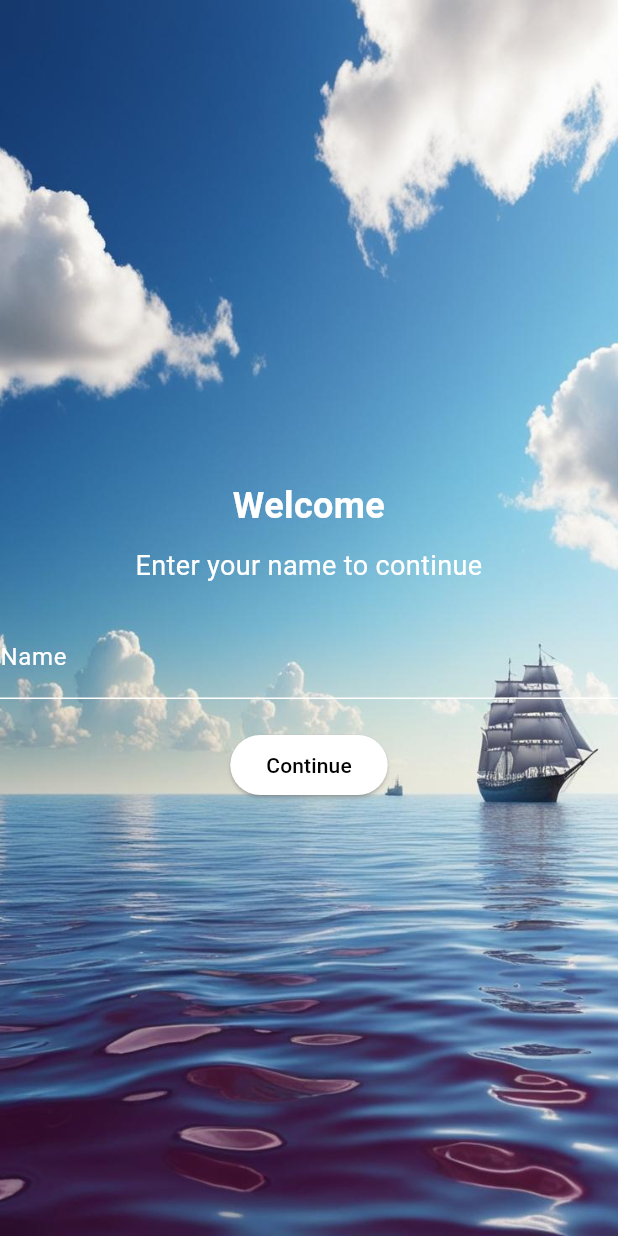
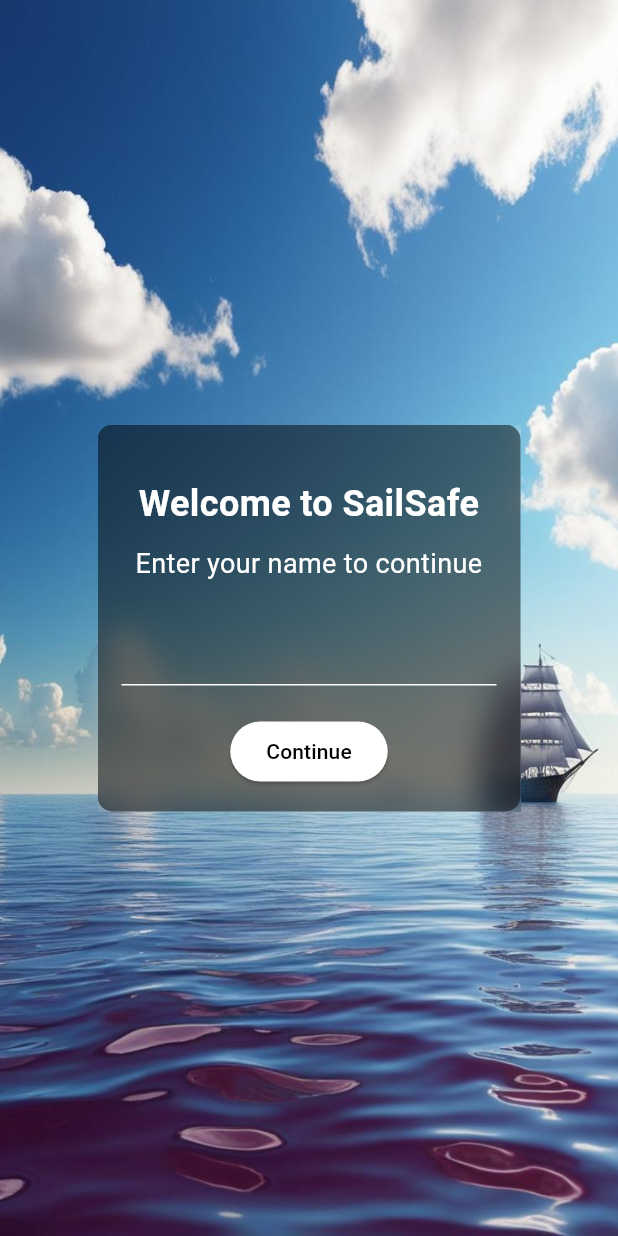
Before and after one commit to Aldosimone99/iSail, a Flutter app: the screen it shows after launch, on a phone screen of 412 x 824 dp. Run offline on Flutter 3.47's test engine with Material 3 defaults, Android fonts, the phone set to English and light mode, and no system bars; our stand-ins replace file_picker, flutter_local_notifications, share_plus, shared_preferences, timezone; missing offline and left inert: flutter_pdfview; Roboto replaces fonts that are missing (SF Pro).

Commit message:
fixed welcome screen

```diff
--- a/lib/screens/add_logbook_entry_screen.dart
+++ b/lib/screens/add_logbook_entry_screen.dart
@@ -54,7 +54,7 @@ class AddLogbookEntryScreenState extends State<AddLogbookEntryScreen> {
     final locale = Localizations.localeOf(context).languageCode;
     final isEnglish = locale == 'en';
     final translations = {
-      'add_logbook_entry': isEnglish ? 'Add Logbook Entry' : 'Aggiungi Registro Imbarchi',
+      'add_logbook_entry': isEnglish ? 'Add Logbook Entry' : 'Aggiungi Imbarco',
       'title': isEnglish ? 'Title' : 'Titolo',
       'start_date': isEnglish ? 'Start Date (YYYY-MM-DD)' : 'Data di Inizio (YYYY-MM-DD)',
       'end_date': isEnglish ? 'End Date (YYYY-MM-DD)' : 'Data di Fine (YYYY-MM-DD)',
--- a/lib/screens/welcome_screen.dart
+++ b/lib/screens/welcome_screen.dart
@@ -3,6 +3,7 @@ import 'package:shared_preferences/shared_preferences.dart';
 import '../main.dart'; // Import MainScreen
 import '../generated/l10n.dart'; // Import generated localization file
 import 'package:flutter_localizations/flutter_localizations.dart'; // Import for localization
+import 'dart:ui'; // Import for ImageFilter
 
 class WelcomeScreen extends StatefulWidget {
   const WelcomeScreen({super.key});
@@ -48,7 +49,7 @@ class _WelcomeScreenState extends State<WelcomeScreen> {
     final locale = Localizations.localeOf(context).languageCode;
     final isEnglish = locale == 'en';
     final translations = {
-      'welcomeTitle': isEnglish ? 'Welcome' : 'Benvenuto',
+      'welcomeTitle': isEnglish ? 'Welcome to SailSafe' : 'Benvenuto su Sailsafe',
       'welcomeSubtitle': isEnglish ? 'Enter your name to continue' : 'Inserisci il tuo nome per continuare',
       'name': isEnglish ? 'Name' : 'Nome',
       'continueButton': isEnglish ? 'Continue' : 'Continua',
@@ -73,11 +74,20 @@ class _WelcomeScreenState extends State<WelcomeScreen> {
           ),
           Center(
             child: _userName == null
-                ? Column(
+                ? ClipRect(
+                    child: BackdropFilter(
+                      filter: ImageFilter.blur(sigmaX: 10.0, sigmaY: 10.0), // Apply blur effect
+                      child: Container(
+                        padding: EdgeInsets.all(16.0),
+                        decoration: BoxDecoration(
+                          color: Colors.black.withOpacity(0.5), // Semi-transparent background color
+                          borderRadius: BorderRadius.circular(10),
+                        ),
+                        child: Column(
                           mainAxisAlignment: MainAxisAlignment.start, // Align to the top
                           mainAxisSize: MainAxisSize.min,
                           children: <Widget>[
-                      SizedBox(height: 30), // Reduce the space at the top
+                            SizedBox(height: 20), // Move content upwards
                             Text(
                               _getLocalizedText(context, 'welcomeTitle'), // Use localized string
                               style: TextStyle(fontSize: 24, color: Colors.white, fontWeight: FontWeight.bold), // Title
@@ -90,9 +100,14 @@ class _WelcomeScreenState extends State<WelcomeScreen> {
                               textAlign: TextAlign.center,
                             ),
                             SizedBox(height: 20),
-                      TextField(
+                            Container(
+                              width: 250, // Reduce the width of the input field
+                              child: TextField(
                                 controller: _nameController,
-                        decoration: InputDecoration(labelText: _getLocalizedText(context, 'name')), // Use localized string
+                                decoration: InputDecoration(
+                                  // Removed hintText
+                                ),
+                              ),
                             ),
                             SizedBox(height: 20),
                             ElevatedButton(
@@ -103,12 +118,24 @@ class _WelcomeScreenState extends State<WelcomeScreen> {
                               ),
                             ),
                           ],
+                        ),
+                      ),
+                    ),
                   )
-                : Column(
+                : ClipRect(
+                    child: BackdropFilter(
+                      filter: ImageFilter.blur(sigmaX: 10.0, sigmaY: 10.0), // Apply blur effect
+                      child: Container(
+                        padding: EdgeInsets.all(16.0),
+                        decoration: BoxDecoration(
+                          color: Colors.black.withOpacity(0.3), // Semi-transparent background color
+                          borderRadius: BorderRadius.circular(10),
+                        ),
+                        child: Column(
                           mainAxisAlignment: MainAxisAlignment.start, // Align to the top
                           mainAxisSize: MainAxisSize.min,
                           children: <Widget>[
-                      SizedBox(height: 1), // Reduce the space at the top
+                            SizedBox(height: 80), // Move content upwards
                             Text(
                               '$_userName', // Display the user name
                               style: TextStyle(fontSize: 26, color: Colors.white, fontWeight: FontWeight.bold), // Title
@@ -142,6 +169,9 @@ class _WelcomeScreenState extends State<WelcomeScreen> {
                           ],
                         ),
                       ),
+                    ),
+                  ),
+          ),
         ],
       ),
     );
```
Also changed, not shown: lib/screens/documents_screen.dart (+35 -3 lines). Lines whose indentation alone changed are shown as unchanged.
